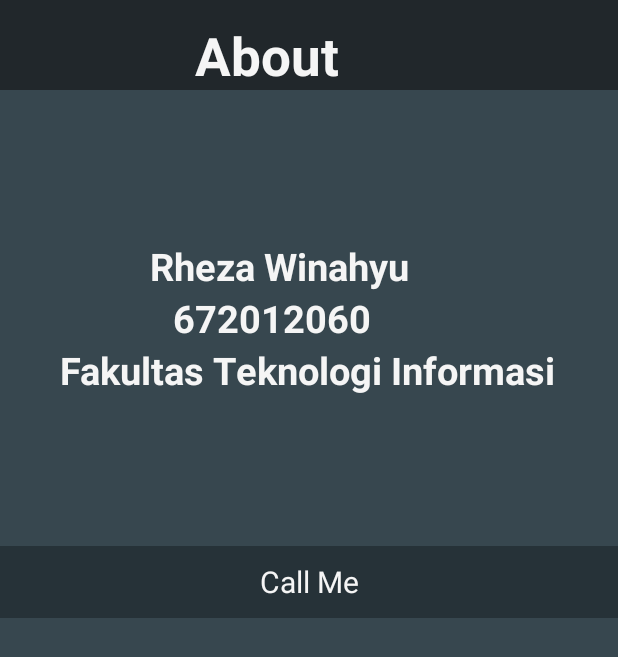
After one commit to rhezawinahyu/TUGAS-PAM-1, an Android app: the about screen opened directly, with no data from a screen before it, on a phone screen of 412 x 824 dp. The commit adds this screen. Shown: the top 657 px of the screen. Run offline under Robolectric (Android 15) with nearby library versions, the phone set to English and light mode, and no system bars.

Commit message:
Tugas 3 PAM 1 (Desain, Listview, PhoneCall, Notification) Rheza Winahyu / 672012060

```diff
--- /dev/null
+++ b/AndroidListViewActivity/app/src/main/java/com/example/minority/androidlistviewactivity/about.java
@@ -0,0 +1,30 @@
+package com.example.minority.androidlistviewactivity;
+
+import android.app.Activity;
+import android.content.ActivityNotFoundException;
+import android.content.Intent;
+import android.net.Uri;
+import android.os.Bundle;
+import android.view.View;
+import android.widget.Button;
+import android.widget.Toast;
+
+public class about extends Activity{
+    Button call1;
+    public void onCreate(Bundle savedInstanceState) {
+        super.onCreate(savedInstanceState);
+        setContentView(R.layout.about);
+        call1 = (Button)  findViewById(R.id.call);
+        call();
+    }
+
+    private void call(){
+        Intent intent = new Intent(Intent.ACTION_CALL, Uri.parse("+628561859160"));
+        try{
+            startActivity(intent);
+        }catch(ActivityNotFoundException x){
+            Toast.makeText(getApplicationContext(), "Gagal Menelpon", Toast.LENGTH_SHORT).show();
+        }
+
+    }
+}
--- /dev/null
+++ b/AndroidListViewActivity/app/src/main/res/layout/about.xml
@@ -0,0 +1,72 @@
+<?xml version="1.0" encoding="utf-8"?>
+<LinearLayout xmlns:android="http://schemas.android.com/apk/res/android"
+    android:layout_width="match_parent"
+    android:layout_height="match_parent"
+    android:orientation="vertical"
+    android:background="@color/material_blue_grey_800"
+    android:theme="@android:style/Theme.Holo.NoActionBar"
+    >
+
+    <LinearLayout
+        android:layout_width="fill_parent"
+        android:layout_height="60dp"
+        android:background="@color/material_blue_grey_950">
+        <TextView
+            android:layout_width="wrap_content"
+            android:layout_height="wrap_content"
+            android:text="About"
+            android:paddingLeft="120dp"
+            android:layout_marginLeft="10dp"
+            android:layout_marginTop="13dp"
+            android:textSize="35dp"
+            android:textStyle="bold"
+            android:textColor="@color/primary_material_light"
+            />
+
+    </LinearLayout>
+
+
+
+    <TextView
+        android:layout_width="fill_parent"
+        android:layout_height="wrap_content"
+        android:text="Rheza Winahyu"
+        android:paddingTop="100dp"
+        android:paddingLeft="100dp"
+        android:textStyle="bold"
+        android:textSize="25dp"
+        android:textColor="@color/primary_material_light"
+        />
+
+    <TextView
+        android:layout_width="fill_parent"
+        android:layout_height="wrap_content"
+        android:text="672012060"
+        android:paddingLeft="115dp"
+        android:textStyle="bold"
+        android:textSize="25dp"
+        android:textColor="@color/primary_material_light"
+        />
+
+    <TextView
+        android:layout_width="fill_parent"
+        android:layout_height="wrap_content"
+        android:text="Fakultas Teknologi Informasi"
+        android:textStyle="bold"
+        android:paddingLeft="40dp"
+        android:textSize="25dp"
+        android:textColor="@color/primary_material_light"
+        />
+
+    <Button
+        android:layout_width="fill_parent"
+        android:layout_height="wrap_content"
+        android:id="@+id/call"
+        android:layout_marginTop="100dp"
+        android:textSize="20dp"
+        android:text="Call Me"
+        android:background="@color/material_blue_grey_900"
+        android:textColor="@color/primary_material_light"
+        />
+
+</LinearLayout>
--- a/AndroidListViewActivity/app/src/main/res/values/strings.xml
+++ b/AndroidListViewActivity/app/src/main/res/values/strings.xml
@@ -3,4 +3,5 @@
 
     <string name="hello_world">Hello world!</string>
     <string name="action_settings">Settings</string>
+    <string name="title_activity_notification_view">NotificationView</string>
 </resources>
```
Also changed, not shown: AndroidListViewActivity/app/src/main/AndroidManifest.xml (+26 -10 lines), AndroidListViewActivity/app/src/main/java/com/example/minority/androidlistviewactivity/MainActivity.java (+65 -32 lines), AndroidListViewActivity/app/src/main/java/com/example/minority/androidlistviewactivity/allListItem.java (added, +54 -0 lines), AndroidListViewActivity/app/src/main/res/drawable/corner.xml (added, +30 -0 lines), AndroidListViewActivity/app/src/main/res/layout/menu_utama.xml (added, +67 -0 lines), AndroidListViewActivity/app/src/main/res/menu/menu_notification_view.xml (added, +7 -0 lines).
